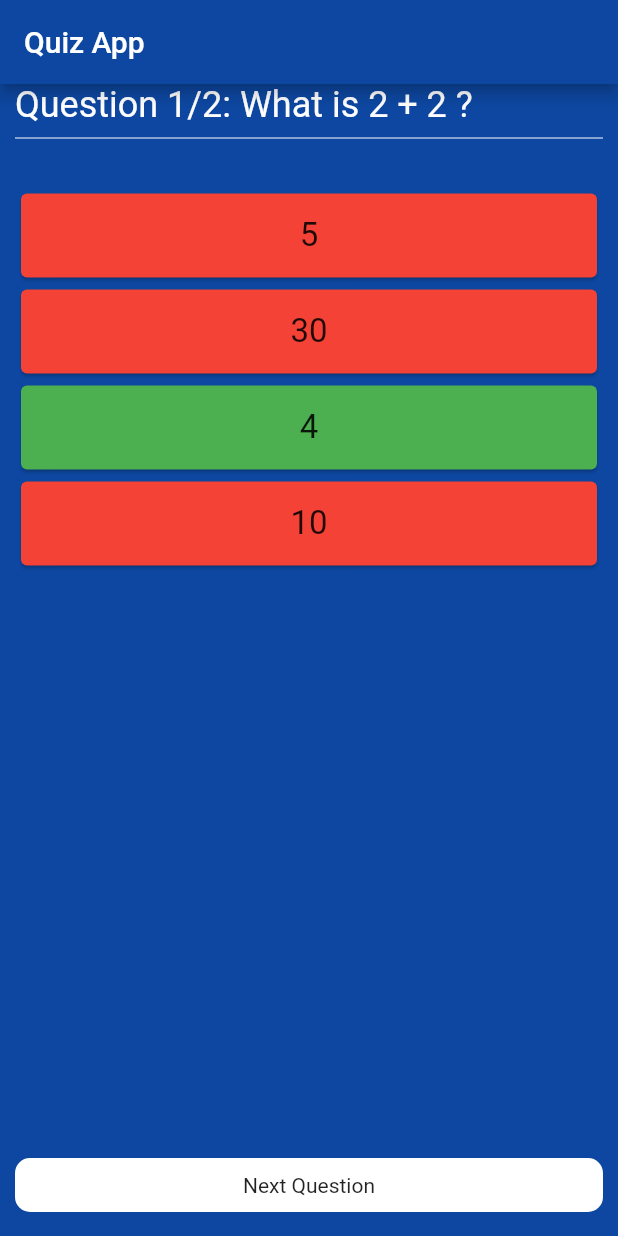
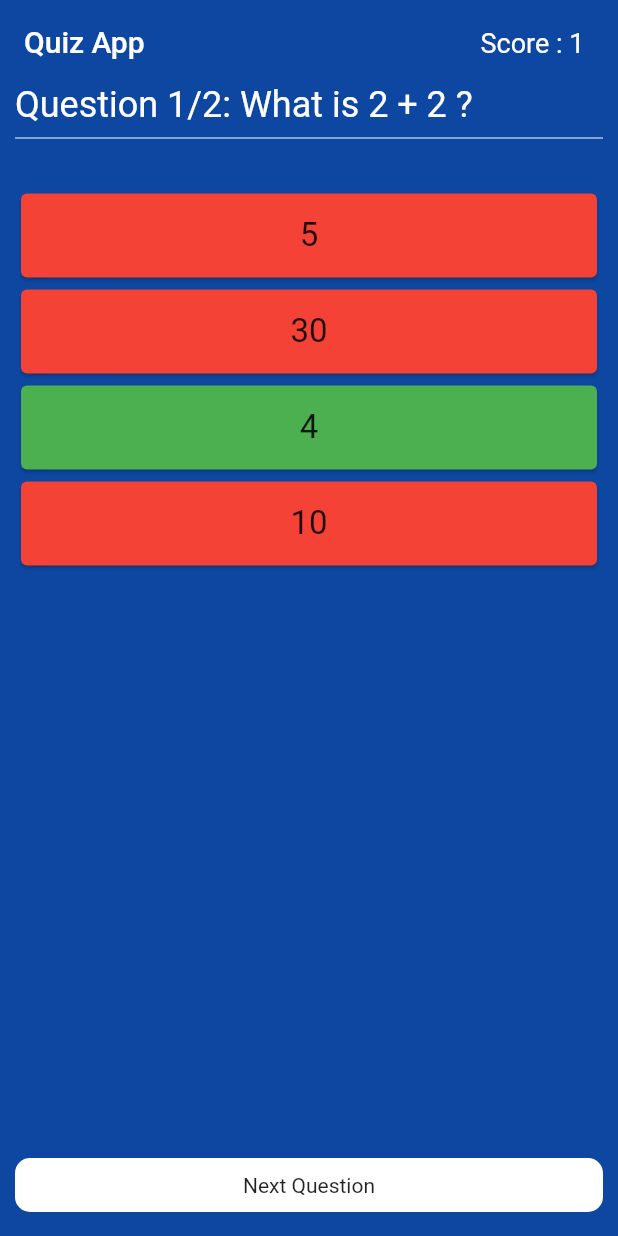
Before and after one commit to amirrulhaiqal98/quizapp, a Flutter app: the screen it shows after launch, after a tap on an icon or button, on a phone screen of 412 x 824 dp. Run offline on Flutter 3.47's test engine with Material 2 defaults, Android fonts, the phone set to English and light mode, and no system bars.

Commit message:
adding score board

```diff
--- a/lib/screens/home_screen.dart
+++ b/lib/screens/home_screen.dart
@@ -27,6 +27,8 @@ class _HomeScreenState extends State<HomeScreen> {
   ];
   int index = 0;
   bool isPressed = false;
+  int score = 0;
+  bool isAlreadySelected = false;
 
   void nextQuestion() {
     if (index == _question.length - 1) {
@@ -36,6 +38,7 @@ class _HomeScreenState extends State<HomeScreen> {
         setState(() {
           index++;
           isPressed = false;
+          isAlreadySelected = false;
         });
       } else {
         ScaffoldMessenger.of(context).showSnackBar(const SnackBar(
@@ -47,10 +50,18 @@ class _HomeScreenState extends State<HomeScreen> {
     }
   }
 
-  void changeColor() {
+  void checkAnswerAndUpdate(bool value) {
+    if (isAlreadySelected) {
+      return;
+    } else {
+      if (value == true) {
+        score++;
         setState(() {
           isPressed = true;
+          isAlreadySelected = true;
         });
+      }
+    }
   }
 
   @override
@@ -60,6 +71,14 @@ class _HomeScreenState extends State<HomeScreen> {
       appBar: AppBar(
         title: const Text('Quiz App'),
         backgroundColor: background,
+        shadowColor: Colors.transparent,
+        actions: [
+          Padding(
+            padding: const EdgeInsets.all(18.0),
+            child:
+                Text('Score : $score ', style: const TextStyle(fontSize: 18.0)),
+          )
+        ],
       ),
       body: Container(
         width: double.infinity,
@@ -76,14 +95,19 @@ class _HomeScreenState extends State<HomeScreen> {
             ),
             const SizedBox(height: 25.0),
             for (int i = 0; i < _question[index].options.length; i++)
-              OptionCard(
+              GestureDetector(
+                onTap: () {
+                  checkAnswerAndUpdate(
+                      _question[index].options.values.toList()[i]);
+                },
+                child: OptionCard(
                   option: _question[index].options.keys.toList()[i],
                   color: isPressed
                       ? _question[index].options.values.toList()[i] == true
                           ? Colors.green
                           : Colors.red
                       : Colors.white,
-                onTap: changeColor,
+                ),
               ),
           ],
         ),
--- a/lib/widgets/option_card.dart
+++ b/lib/widgets/option_card.dart
@@ -1,22 +1,15 @@
 import 'package:flutter/material.dart';
-import '../constant.dart';
+// import '../constant.dart';
 
 class OptionCard extends StatelessWidget {
-  const OptionCard(
-      {Key? key,
-      required this.option,
-      required this.color,
-      required this.onTap})
+  const OptionCard({Key? key, required this.option, required this.color})
       : super(key: key);
 
   final String option;
-  final VoidCallback onTap;
   final Color color;
   @override
   Widget build(BuildContext context) {
-    return GestureDetector(
-      onTap: onTap,
-      child: Card(
+    return Card(
       color: color,
       child: ListTile(
         title: Text(
@@ -27,7 +20,6 @@ class OptionCard extends StatelessWidget {
           ),
         ),
       ),
-      ),
     );
   }
 }
```
Lines whose indentation alone changed are shown as unchanged.
